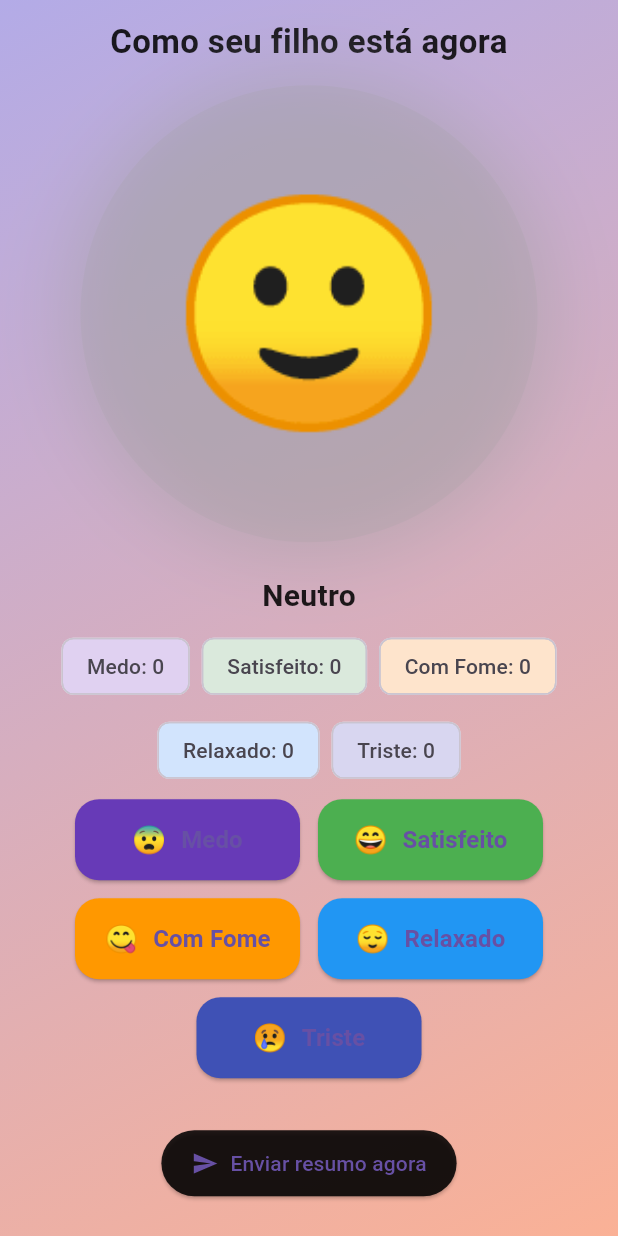
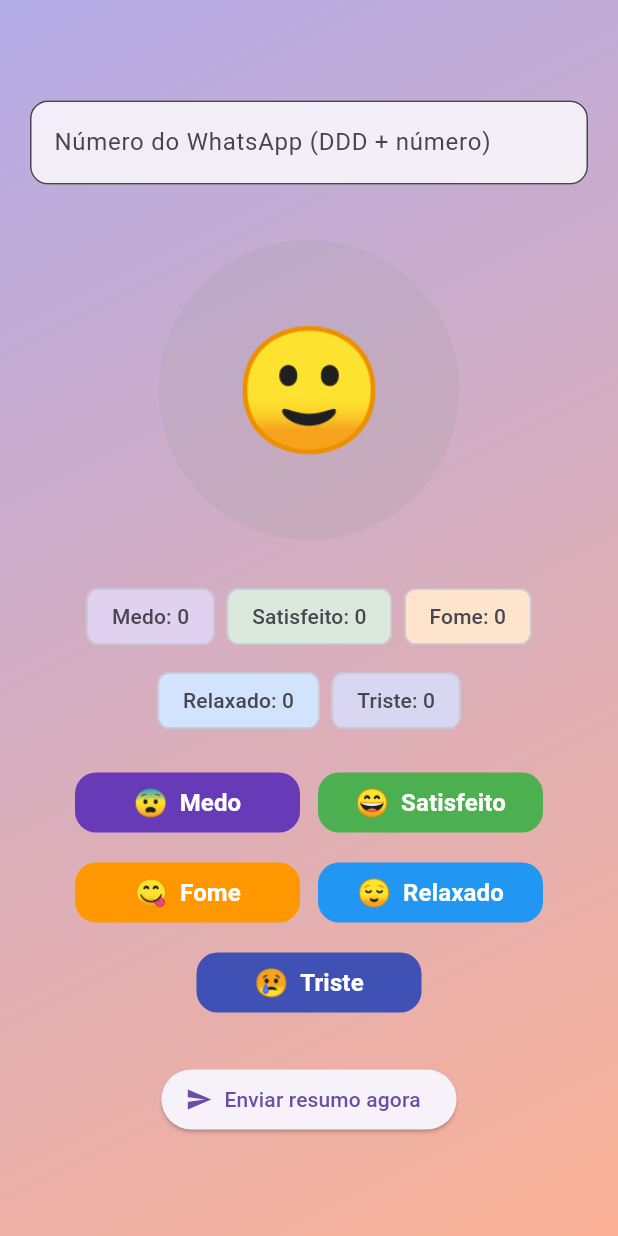
Before and after one commit to gabreboucas/sentimentos_app, a Flutter app: the screen it shows after launch, on a phone screen of 412 x 824 dp. Run offline on Flutter 3.47's test engine with Material 3 defaults, Android fonts, the light colour scheme and no system bars; our stand-ins replace flutter_local_notifications, vibration.

Commit message:
Update main.dart

```diff
--- a/lib/main.dart
+++ b/lib/main.dart
@@ -1,6 +1,5 @@
 import 'dart:async';
 import 'dart:convert';
-import 'dart:io';
 import 'package:flutter/material.dart';
 import 'package:flutter_local_notifications/flutter_local_notifications.dart';
 import 'package:vibration/vibration.dart';
@@ -37,21 +36,22 @@ class _EmojiHomePageState extends State<EmojiHomePage>
   String emojiAtual = "🙂";
   String sentimentoAtual = "Neutro";
 
-  // Pulsar contínuo do emoji
+  final TextEditingController _numeroController = TextEditingController();
+
   late final AnimationController _pulseController;
   late final Animation<double> _pulseAnimation;
 
-  // Gradiente animado
   late final AnimationController _gradController;
   late final Animation<Color?> _color1;
   late final Animation<Color?> _color2;
+
   Color corDoEmoji(String sentimento) {
     switch (sentimento) {
       case "Medo":
         return Colors.deepPurple;
       case "Satisfeito":
         return Colors.green;
-    case "Com Fome":
+      case "Fome":
         return Colors.orange;
       case "Relaxado":
         return Colors.blue;
@@ -62,56 +62,51 @@ Color corDoEmoji(String sentimento) {
     }
   }
 
-  // Contadores por sentimento
   final Map<String, int> _contadores = {
     "Medo": 0,
     "Satisfeito": 0,
-    "Com Fome": 0,
+    "Fome": 0,
     "Relaxado": 0,
     "Triste": 0,
   };
 
-  // Timer para enviar resumo a cada 30 minutos
   Timer? _resumoTimer;
 
-  // Configuração da API (coloque aqui se quiser externalizar)
   final String _apiUrl =
       'https://app.meuclickonline.com.br/rest.php?class=EmpresaRestService&method=enviaMensagemTextoZap';
+
   final String _authHeader =
       'Basic_1927b11f4d4186c2f92d04a25956a41ed5c93909b350560e31b8b5719b43';
-  final String _numero = "9285515439";
+
+  String get _numero => _numeroController.text.trim();
   final String _empresaId = "1";
 
   @override
   void initState() {
     super.initState();
 
-    // Pulsar contínuo
-    _pulseController = AnimationController(
-      vsync: this,
-      duration: const Duration(seconds: 2),
-    )..repeat(reverse: true);
+    _pulseController =
+        AnimationController(vsync: this, duration: const Duration(seconds: 2))
+          ..repeat(reverse: true);
 
     _pulseAnimation = Tween<double>(begin: 1.0, end: 1.12).animate(
       CurvedAnimation(parent: _pulseController, curve: Curves.easeInOut),
     );
 
-    // Gradiente
     _gradController =
         AnimationController(vsync: this, duration: const Duration(seconds: 5))
           ..repeat(reverse: true);
-    _color1 = ColorTween(begin: Colors.purple.shade200, end: Colors.blue.shade200)
+
+    _color1 =
+        ColorTween(begin: Colors.purple.shade200, end: Colors.blue.shade200)
             .animate(_gradController);
-    _color2 = ColorTween(begin: Colors.orange.shade200, end: Colors.pink.shade200)
+    _color2 =
+        ColorTween(begin: Colors.orange.shade200, end: Colors.pink.shade200)
             .animate(_gradController);
 
-    // Inicializa o timer de resumo: 30 minutos
-    // Para testes locais você pode usar Duration(minutes: 1)
     _resumoTimer = Timer.periodic(const Duration(minutes: 30), (_) {
       _enviarResumoSeNecessario();
     });
-
-    // Opcional: também iniciar envio imediato no startup se quiser
   }
 
   @override
@@ -119,10 +114,10 @@ Color corDoEmoji(String sentimento) {
     _pulseController.dispose();
     _gradController.dispose();
     _resumoTimer?.cancel();
+    _numeroController.dispose();
     super.dispose();
   }
 
-  // Função ao clicar no botão de sentimento
   Future<void> trocarEmoji(String novoEmoji, String sentimento) async {
     setState(() {
       emojiAtual = novoEmoji;
@@ -134,35 +129,38 @@ Color corDoEmoji(String sentimento) {
       Vibration.vibrate(duration: 150);
     }
 
-    // Notificação local simples
     NotificacaoService.enviarNotificacao(
       titulo: "Estado do Filho",
       corpo: "Ele está: $sentimento",
     );
 
-    // Se este sentimento foi pressionado 10x ou mais, envia resumo imediatamente e reseta
     if ((_contadores[sentimento] ?? 0) >= 10) {
       await _enviarResumo(disparoPorLimite: true);
     }
   }
 
-  // Decide se há algo a enviar: se houver contagens > 0
   Future<void> _enviarResumoSeNecessario() async {
-    final totalClicks = _contadores.values.fold<int>(0, (a, b) => a + b);
-    if (totalClicks > 0) {
+    final total = _contadores.values.fold(0, (a, b) => a + b);
+
+    if (total > 0) {
       await _enviarResumo(disparoPorLimite: false);
-    } else {
-      // nada para enviar
-      debugPrint("Resumo: nada para enviar (contadores zerados).");
     }
   }
 
-  // Envia resumo por POST para API
   Future<void> _enviarResumo({required bool disparoPorLimite}) async {
     try {
-      // calcula o sentimento predominante
+      if (_numero.isEmpty) {
+        ScaffoldMessenger.of(context).showSnackBar(
+          const SnackBar(
+            content: Text("Digite um número de WhatsApp antes de enviar."),
+          ),
+        );
+        return;
+      }
+
       String predominante = "Neutro";
       int maior = 0;
+
       _contadores.forEach((k, v) {
         if (v > maior) {
           maior = v;
@@ -170,24 +168,17 @@ Color corDoEmoji(String sentimento) {
         }
       });
 
-      // monta o corpo com contagem por sentimento
-      final resumoPartes = _contadores.entries
-          .map((e) => "${e.key}: ${e.value}x")
-          .toList(growable: false);
-      final resumoCounts = resumoPartes.join(", ");
-
-      // mensagem amigável e bonita para o pai
       final mensagemPredominante = _mensagemParaPai(predominante, maior);
 
       final mensagemFinal = StringBuffer();
       mensagemFinal.writeln(mensagemPredominante);
+
       if (disparoPorLimite) {
-        mensagemFinal.writeln("");
         mensagemFinal.writeln(
-            "Obs.: Este relatório foi enviado automaticamente porque uma emoção foi registrada 10 vezes.");
+            "\nObs.: Relatório enviado automaticamente após 10 registros.");
       } else {
-        mensagemFinal.writeln(
-            "Este relatório foi enviado a cada 30 minutos conforme combinado.");
+        mensagemFinal
+            .writeln("Relatório enviado automaticamente a cada 30 minutos.");
       }
 
       final body = jsonEncode({
@@ -201,54 +192,35 @@ Color corDoEmoji(String sentimento) {
         "Authorization": _authHeader,
       };
 
-      debugPrint("Enviando resumo: $body");
-
-      final resp = await http.post(Uri.parse(_apiUrl), headers: headers, body: body);
+      final resp =
+          await http.post(Uri.parse(_apiUrl), headers: headers, body: body);
 
       if (resp.statusCode >= 200 && resp.statusCode < 300) {
-        // sucesso
-        debugPrint("Resumo enviado com sucesso: ${resp.statusCode}");
-        // notificar localmente que envio ocorreu
         NotificacaoService.enviarNotificacao(
-            titulo: "Resumo enviado", corpo: "Resumo do estado do seu filho foi enviado.");
-      } else {
-        debugPrint(
-            "Falha ao enviar resumo. status=${resp.statusCode}, body=${resp.body}");
-        // opcional: notificar erro
-        NotificacaoService.enviarNotificacao(
-            titulo: "Erro ao enviar resumo",
-            corpo: "Não foi possível enviar o resumo (erro ${resp.statusCode}).");
+            titulo: "Resumo enviado",
+            corpo: "Resumo do estado do seu filho foi enviado.");
       }
-    } catch (e, st) {
-      debugPrint("Erro ao enviar resumo: $e\n$st");
-      NotificacaoService.enviarNotificacao(
-          titulo: "Erro ao enviar resumo", corpo: "Ocorreu um erro ao enviar o resumo.");
+    } catch (e) {
+      debugPrint("Erro ao enviar resumo: $e");
     } finally {
-      // sempre resetar contadores após tentativa de envio (pedido)
       _resetContadores();
-      if (mounted) {
-        ScaffoldMessenger.of(context).showSnackBar(
-          const SnackBar(content: Text('Resumo enviado e contadores resetados.')),
-        );
-      }
     }
   }
 
-  // Mensagens "bonitinhas" dependendo do sentimento predominante
   String _mensagemParaPai(String sentimento, int vezes) {
     switch (sentimento) {
       case "Medo":
-        return "Seu filho parece estar com medo com mais frequência ($vezes vezes). Fique atento a sinais de insegurança e ofereça conforto e segurança.";
+        return "Seu filho demonstrou medo $vezes vezes.";
       case "Satisfeito":
-        return "Seu filho parece estar feliz e satisfeito ($vezes vezes). Ótimo! Continue com as rotinas que o deixam bem.";
+        return "Seu filho se mostrou feliz/satisfeito $vezes vezes.";
       case "Com Fome":
-        return "Seu filho apresentou sinais de fome ($vezes vezes). Talvez seja um bom momento para oferecer um lanchinho nutritivo.";
+        return "Ele mostrou sinais de fome $vezes vezes.";
       case "Relaxado":
-        return "Seu filho está calmo e relaxado ($vezes vezes). Excelente — parece estar confortável e tranquilo.";
+        return "Ele ficou relaxado $vezes vezes.";
       case "Triste":
-        return "Seu filho apresentou tristeza ($vezes vezes). Observe se há um padrão e ofereça atenção e acolhimento.";
+        return "Ele ficou triste $vezes vezes.";
       default:
-        return "Não houve um sentimento predominante claro.";
+        return "Nenhum sentimento predominante.";
     }
   }
 
@@ -256,7 +228,6 @@ Color corDoEmoji(String sentimento) {
     _contadores.updateAll((key, value) => 0);
   }
 
-  // UI responsiva
   @override
   Widget build(BuildContext context) {
     return AnimatedBuilder(
@@ -264,19 +235,7 @@ Color corDoEmoji(String sentimento) {
       builder: (context, _) {
         return Scaffold(
           backgroundColor: Colors.transparent,
-          body: SafeArea(
-            child: LayoutBuilder(builder: (context, constraints) {
-              final width = constraints.maxWidth;
-              final height = constraints.maxHeight;
-              final isPortrait = height > width;
-
-              // responsive sizes
-              final emojiSize = (isPortrait ? height : width) * 0.18;
-              final circlePadding = emojiSize * 0.4;
-
-              return Container(
-                width: double.infinity,
-                height: double.infinity,
+          body: Container(
             decoration: BoxDecoration(
               gradient: LinearGradient(
                 colors: [_color1.value!, _color2.value!],
@@ -284,61 +243,50 @@ Color corDoEmoji(String sentimento) {
                 end: Alignment.bottomRight,
               ),
             ),
+            child: SafeArea(
+              child: Center(
                 child: SingleChildScrollView(
-                  physics: const BouncingScrollPhysics(),
-                  child: ConstrainedBox(
-                    constraints: BoxConstraints(minHeight: height),
+                  padding: const EdgeInsets.symmetric(vertical: 16),
                   child: Column(
-                      mainAxisAlignment: MainAxisAlignment.spaceAround,
+                    mainAxisAlignment: MainAxisAlignment.center,
                     children: [
-                        const SizedBox(height: 12),
-                        const Padding(
-                          padding: EdgeInsets.symmetric(horizontal: 16.0),
-                          child: Text(
-                            "Como seu filho está agora",
-                            style: TextStyle(
-                              fontSize: 22,
-                              fontWeight: FontWeight.bold,
-                              color: Colors.black87,
-                            ),
-                            textAlign: TextAlign.center,
+                      // Campo WhatsApp
+                      Padding(
+                        padding: const EdgeInsets.symmetric(horizontal: 20),
+                        child: TextField(
+                          controller: _numeroController,
+                          keyboardType: TextInputType.phone,
+                          decoration: InputDecoration(
+                            labelText: "Número do WhatsApp (DDD + número)",
+                            hintText: "Exemplo: 92991677048",
+                            filled: true,
+                            fillColor: Colors.white.withOpacity(0.8),
+                            border: OutlineInputBorder(
+                              borderRadius: BorderRadius.circular(12),
                             ),
                           ),
+                        ),
+                      ),
+                      const SizedBox(height: 30),
+
+                      // Emoji central
                       ScaleTransition(
                         scale: _pulseAnimation,
                         child: Container(
-                            padding: EdgeInsets.all(circlePadding),
+                          padding: const EdgeInsets.all(50),
                           decoration: BoxDecoration(
                             shape: BoxShape.circle,
-                              boxShadow: [
-                                BoxShadow(
-                                  color:
-                                      corDoEmoji(sentimentoAtual).withOpacity(0.45),
-                                  blurRadius: 40,
-                                  spreadRadius: 10,
-                                ),
-                              ],
-                              color: corDoEmoji(sentimentoAtual).withOpacity(0.18),
+                            color: corDoEmoji(sentimentoAtual).withOpacity(0.2),
                           ),
                           child: Text(
                             emojiAtual,
-                              style: TextStyle(fontSize: emojiSize),
-                              textAlign: TextAlign.center,
+                            style: const TextStyle(fontSize: 80),
                           ),
                         ),
                       ),
-                        Padding(
-                          padding: const EdgeInsets.symmetric(vertical: 8.0),
-                          child: Text(
-                            sentimentoAtual,
-                            style: TextStyle(
-                              fontSize: isPortrait ? 20 : 18,
-                              fontWeight: FontWeight.bold,
-                              color: Colors.black87,
-                            ),
-                          ),
-                        ),
-                        // Mostrar contadores rapidamente (opcional)
+                      const SizedBox(height: 20),
+
+                      // Contadores de emoções
                       Padding(
                         padding: const EdgeInsets.symmetric(horizontal: 16.0),
                         child: Wrap(
@@ -348,48 +296,38 @@ Color corDoEmoji(String sentimento) {
                           children: _contadores.entries.map((e) {
                             return Chip(
                               label: Text("${e.key}: ${e.value}"),
-                                backgroundColor:
-                                    corDoEmoji(e.key).withOpacity(0.2),
+                              backgroundColor: corDoEmoji(e.key).withOpacity(0.2),
                             );
                           }).toList(),
                         ),
                       ),
-                        const SizedBox(height: 8),
-                        // botões responsivos
-                        Padding(
-                          padding: const EdgeInsets.symmetric(horizontal: 12.0),
-                          child: Wrap(
+                      const SizedBox(height: 20),
+
+                      // Botões
+                      Wrap(
                         spacing: 12,
                         runSpacing: 12,
                         alignment: WrapAlignment.center,
                         children: [
                           _botaoResponsivo("Medo", "😨"),
                           _botaoResponsivo("Satisfeito", "😄"),
-                              _botaoResponsivo("Com Fome", "😋"),
+                          _botaoResponsivo("Fome", "😋"),
                           _botaoResponsivo("Relaxado", "😌"),
                           _botaoResponsivo("Triste", "😢"),
                         ],
                       ),
-                        ),
-                        const SizedBox(height: 32),
-                        // botão manual: enviar resumo agora (útil para teste)
+                      const SizedBox(height: 30),
+
                       ElevatedButton.icon(
                         onPressed: _enviarResumoSeNecessario,
                         icon: const Icon(Icons.send),
                         label: const Text("Enviar resumo agora"),
-                          style: ElevatedButton.styleFrom(
-                            backgroundColor: Colors.black87,
-                            padding: const EdgeInsets.symmetric(
-                                horizontal: 20, vertical: 12),
                       ),
-                        ),
-                        const SizedBox(height: 24),
                     ],
                   ),
                 ),
               ),
-              );
-            }),
+            ),
           ),
         );
       },
@@ -402,22 +340,22 @@ Color corDoEmoji(String sentimento) {
       child: ElevatedButton(
         onPressed: () => trocarEmoji(emoji, sentimento),
         style: ElevatedButton.styleFrom(
-          backgroundColor: corDoEmoji(sentimento),
-          shape:
-              RoundedRectangleBorder(borderRadius: BorderRadius.circular(16)),
-          padding: const EdgeInsets.symmetric(horizontal: 12, vertical: 14),
+          backgroundColor: corDoEmoji(sentimento), // cor do botão
+          foregroundColor: Colors.white,           // garante texto branco
+          shadowColor: Colors.transparent,         // tira sombra se aparecer
+          side: BorderSide.none,                   // tira borda branca
+          shape: RoundedRectangleBorder(
+            borderRadius: BorderRadius.circular(14),
+          ),
         ),
         child: Row(
           mainAxisAlignment: MainAxisAlignment.center,
           children: [
-            Text(emoji, style: const TextStyle(fontSize: 18)),
-            const SizedBox(width: 10),
-            Flexible(
-              child: Text(
+            Text(emoji, style: const TextStyle(fontSize: 18, color: Colors.white)),
+            const SizedBox(width: 8),
+            Text(
               sentimento,
-                style:
-                    const TextStyle(fontSize: 16, fontWeight: FontWeight.w600),
-              ),
+              style: const TextStyle(fontSize: 16, fontWeight: FontWeight.bold, color: Colors.white),
             ),
           ],
         ),
@@ -427,31 +365,29 @@ Color corDoEmoji(String sentimento) {
 }
 
 // =========================================
-// SERVIÇO DE NOTIFICAÇÃO LOCAL
+// NOTIFICAÇÕES
 // =========================================
+
 class NotificacaoService {
   static final FlutterLocalNotificationsPlugin _plugin =
       FlutterLocalNotificationsPlugin();
 
   static Future inicializar() async {
     const androidSettings = AndroidInitializationSettings('@mipmap/ic_launcher');
-    const settings = InitializationSettings(android: androidSettings);
+    const initSettings = InitializationSettings(android: androidSettings);
+    await _plugin.initialize(initSettings);
 
-    await _plugin.initialize(settings);
-
-    // Cria canal obrigatório no Android 8+
-    const androidChannel = AndroidNotificationChannel(
+    const channel = AndroidNotificationChannel(
       'sentimentos_channel',
       'Notificações de Emoções',
-      description: 'Canal para notificações de sentimentos do filho',
+      description: 'Canal para notificações do app',
       importance: Importance.high,
     );
 
-    final androidImplementation = _plugin
-        .resolvePlatformSpecificImplementation<AndroidFlutterLocalNotificationsPlugin>();
-    if (androidImplementation != null) {
-      await androidImplementation.createNotificationChannel(androidChannel);
-    }
+    final androidImpl = _plugin.resolvePlatformSpecificImplementation<
+        AndroidFlutterLocalNotificationsPlugin>();
+
+    androidImpl?.createNotificationChannel(channel);
   }
 
   static Future enviarNotificacao({
```
Lines whose indentation alone changed are shown as unchanged.
